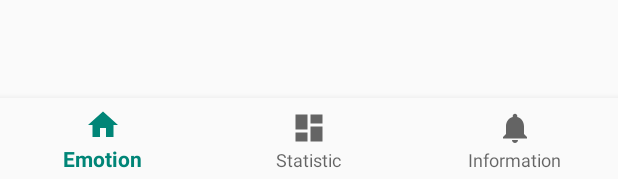
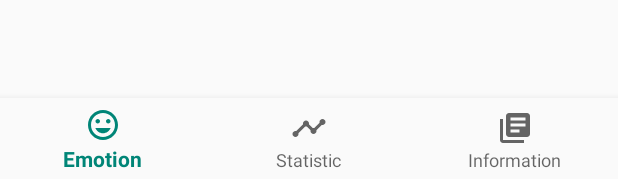
Before and after one commit to IlyaPavlovNSK/EmotionsDiary, an Android app: the layout activity_main.xml on its own in the app's theme, with its tools: preview values and no code run, on a phone screen of 412 x 824 dp. Shown: the part 1054-1233 px from the top of the screen. Run offline under Robolectric (Android 15) with nearby library versions, the phone set to English and light mode, and no system bars.

Commit message:
two commit

```diff
--- a/app/src/main/java/com/pavlovnsk/emotionsdiary/MainActivity.java
+++ b/app/src/main/java/com/pavlovnsk/emotionsdiary/MainActivity.java
@@ -19,13 +19,13 @@ public class MainActivity extends AppCompatActivity {
         @Override
         public boolean onNavigationItemSelected(@NonNull MenuItem item) {
             switch (item.getItemId()) {
-                case R.id.navigation_home:
+                case R.id.navigation_emotion:
                     mTextMessage.setText(R.string.title_emotion);
                     return true;
-                case R.id.navigation_dashboard:
+                case R.id.navigation_statistic:
                     mTextMessage.setText(R.string.title_statistic);
                     return true;
-                case R.id.navigation_notifications:
+                case R.id.navigation_info:
                     mTextMessage.setText(R.string.title_info);
                     return true;
             }
--- /dev/null
+++ b/app/src/main/res/drawable/ic_emotion.xml
@@ -0,0 +1,9 @@
+<vector xmlns:android="http://schemas.android.com/apk/res/android"
+        android:width="24dp"
+        android:height="24dp"
+        android:viewportWidth="24.0"
+        android:viewportHeight="24.0">
+    <path
+        android:fillColor="#FF000000"
+        android:pathData="M11.99,2C6.47,2 2,6.48 2,12s4.47,10 9.99,10C17.52,22 22,17.52 22,12S17.52,2 11.99,2zM12,20c-4.42,0 -8,-3.58 -8,-8s3.58,-8 8,-8 8,3.58 8,8 -3.58,8 -8,8zM15.5,11c0.83,0 1.5,-0.67 1.5,-1.5S16.33,8 15.5,8 14,8.67 14,9.5s0.67,1.5 1.5,1.5zM8.5,11c0.83,0 1.5,-0.67 1.5,-1.5S9.33,8 8.5,8 7,8.67 7,9.5 7.67,11 8.5,11zM12,17.5c2.33,0 4.31,-1.46 5.11,-3.5L6.89,14c0.8,2.04 2.78,3.5 5.11,3.5z"/>
+</vector>
--- /dev/null
+++ b/app/src/main/res/drawable/ic_informations.xml
@@ -0,0 +1,9 @@
+<vector xmlns:android="http://schemas.android.com/apk/res/android"
+        android:width="24dp"
+        android:height="24dp"
+        android:viewportWidth="24.0"
+        android:viewportHeight="24.0">
+    <path
+        android:fillColor="#FF000000"
+        android:pathData="M4,6L2,6v14c0,1.1 0.9,2 2,2h14v-2L4,20L4,6zM20,2L8,2c-1.1,0 -2,0.9 -2,2v12c0,1.1 0.9,2 2,2h12c1.1,0 2,-0.9 2,-2L22,4c0,-1.1 -0.9,-2 -2,-2zM19,11L9,11L9,9h10v2zM15,15L9,15v-2h6v2zM19,7L9,7L9,5h10v2z"/>
+</vector>
--- /dev/null
+++ b/app/src/main/res/drawable/ic_statistic.xml
@@ -0,0 +1,9 @@
+<vector xmlns:android="http://schemas.android.com/apk/res/android"
+        android:width="24dp"
+        android:height="24dp"
+        android:viewportWidth="24.0"
+        android:viewportHeight="24.0">
+    <path
+        android:fillColor="#FF000000"
+        android:pathData="M23,8c0,1.1 -0.9,2 -2,2 -0.18,0 -0.35,-0.02 -0.51,-0.07l-3.56,3.55c0.05,0.16 0.07,0.34 0.07,0.52 0,1.1 -0.9,2 -2,2s-2,-0.9 -2,-2c0,-0.18 0.02,-0.36 0.07,-0.52l-2.55,-2.55c-0.16,0.05 -0.34,0.07 -0.52,0.07s-0.36,-0.02 -0.52,-0.07l-4.55,4.56c0.05,0.16 0.07,0.33 0.07,0.51 0,1.1 -0.9,2 -2,2s-2,-0.9 -2,-2 0.9,-2 2,-2c0.18,0 0.35,0.02 0.51,0.07l4.56,-4.55C8.02,9.36 8,9.18 8,9c0,-1.1 0.9,-2 2,-2s2,0.9 2,2c0,0.18 -0.02,0.36 -0.07,0.52l2.55,2.55c0.16,-0.05 0.34,-0.07 0.52,-0.07s0.36,0.02 0.52,0.07l3.55,-3.56C19.02,8.35 19,8.18 19,8c0,-1.1 0.9,-2 2,-2s2,0.9 2,2z"/>
+</vector>
--- a/app/src/main/res/menu/bottom_nav_menu.xml
+++ b/app/src/main/res/menu/bottom_nav_menu.xml
@@ -2,18 +2,18 @@
 <menu xmlns:android="http://schemas.android.com/apk/res/android">
 
     <item
-        android:id="@+id/navigation_home"
-        android:icon="@drawable/ic_home_black_24dp"
+        android:id="@+id/navigation_emotion"
+        android:icon="@drawable/ic_emotion"
         android:title="@string/title_emotion" />
 
     <item
-        android:id="@+id/navigation_dashboard"
-        android:icon="@drawable/ic_dashboard_black_24dp"
+        android:id="@+id/navigation_statistic"
+        android:icon="@drawable/ic_statistic"
         android:title="@string/title_statistic" />
 
     <item
-        android:id="@+id/navigation_notifications"
-        android:icon="@drawable/ic_notifications_black_24dp"
+        android:id="@+id/navigation_info"
+        android:icon="@drawable/ic_informations"
         android:title="@string/title_info" />
 
 </menu>
```
